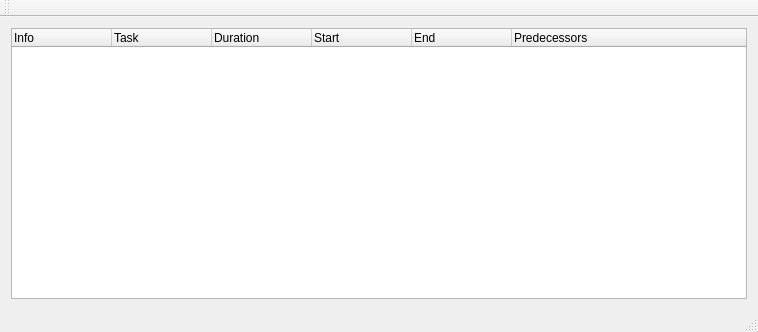
chrismit/SciMan, file mainwindow.ui: the form before one commit.
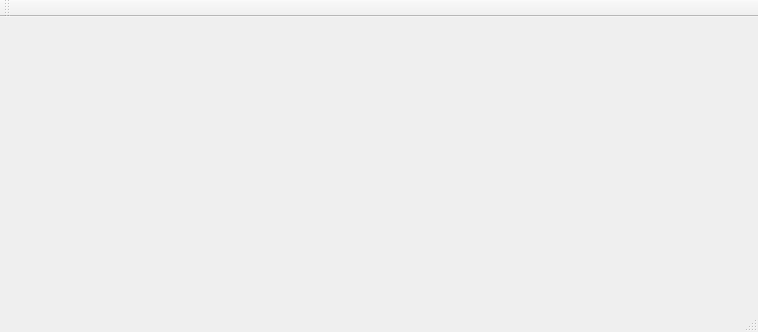
The form after the commit.

Commit message: Moved task window to its own handler

```diff
--- a/mainwindow.ui
+++ b/mainwindow.ui
@@ -14,45 +14,7 @@
    <string>MainWindow</string>
   </property>
   <widget class="QWidget" name="centralWidget">
-   <layout class="QVBoxLayout" name="verticalLayout_2">
-    <item>
-     <widget class="QTreeWidget" name="taskDetails">
-      <property name="editTriggers">
-       <set>QAbstractItemView::NoEditTriggers</set>
-      </property>
-      <column>
-       <property name="text">
-        <string>Info</string>
-       </property>
-      </column>
-      <column>
-       <property name="text">
-        <string>Task</string>
-       </property>
-      </column>
-      <column>
-       <property name="text">
-        <string>Duration</string>
-       </property>
-      </column>
-      <column>
-       <property name="text">
-        <string>Start</string>
-       </property>
-      </column>
-      <column>
-       <property name="text">
-        <string>End</string>
-       </property>
-      </column>
-      <column>
-       <property name="text">
-        <string>Predecessors</string>
-       </property>
-      </column>
-     </widget>
-    </item>
-   </layout>
+   <layout class="QVBoxLayout" name="verticalLayout_2"/>
   </widget>
   <widget class="QMenuBar" name="menuBar">
    <property name="geometry">
```
The commit also changes 5 other files.
